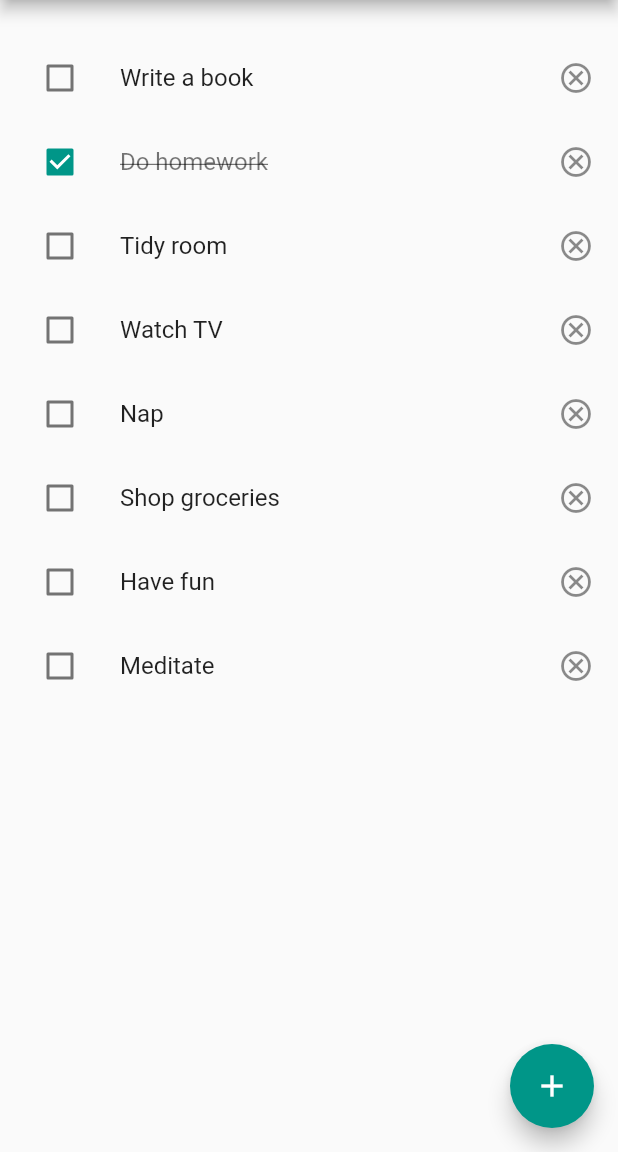
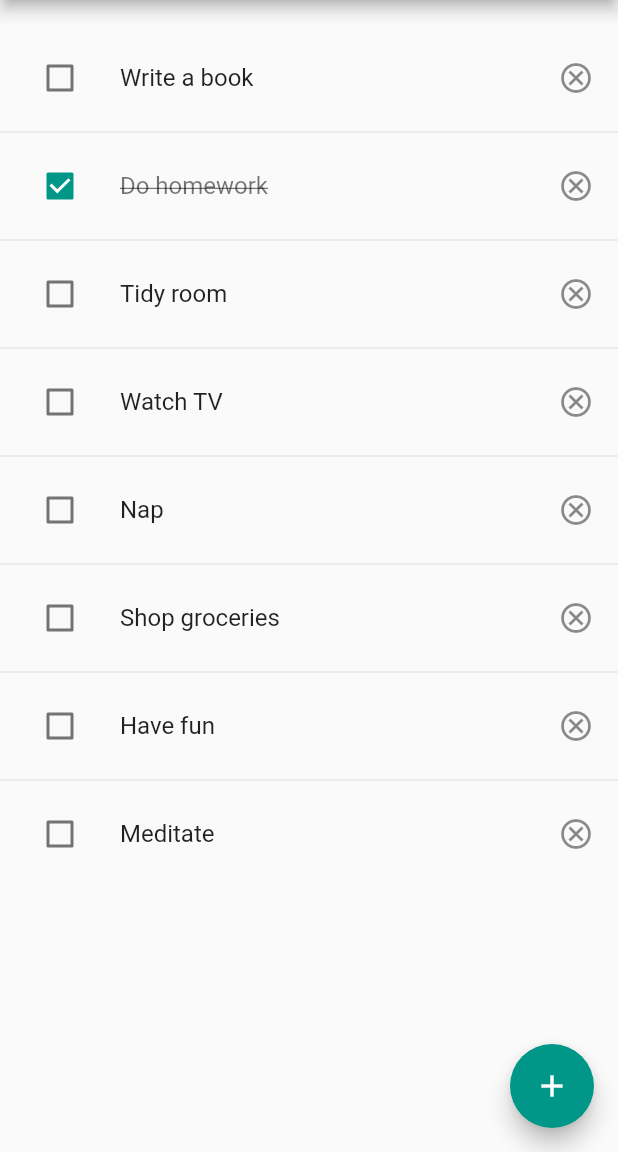
Before and after one commit to gu-tig169-ht21/gusrundbam, a Flutter app: the screen it shows after launch, on a phone screen of 412 x 824 dp, the part 84-1236 px from its top. Run offline on Flutter 3.47's test engine with Material 2 defaults, Android fonts, the phone set to English and light mode, and no system bars.

Commit message:
Lagt till divider

```diff
--- a/lib/main.dart
+++ b/lib/main.dart
@@ -48,12 +48,19 @@ class HomePage extends StatelessWidget {
     return ListView(children: <Widget>[
       Container(height: 24),
       _item(false, 'Write a book'),
+      const Divider(),
       _item(true, 'Do homework'),
+      const Divider(),
       _item(false, 'Tidy room'),
+      const Divider(),
       _item(false, 'Watch TV'),
+      const Divider(),
       _item(false, 'Nap'),
+      const Divider(),
       _item(false, 'Shop groceries'),
+      const Divider(),
       _item(false, 'Have fun'),
+      const Divider(),
       _item(false, 'Meditate'),
     ]);
   }
```
